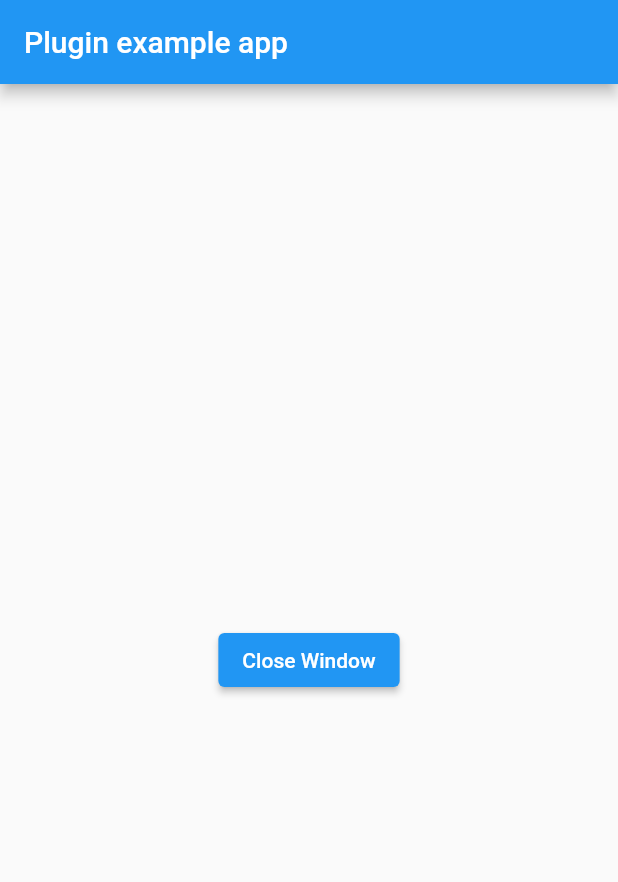
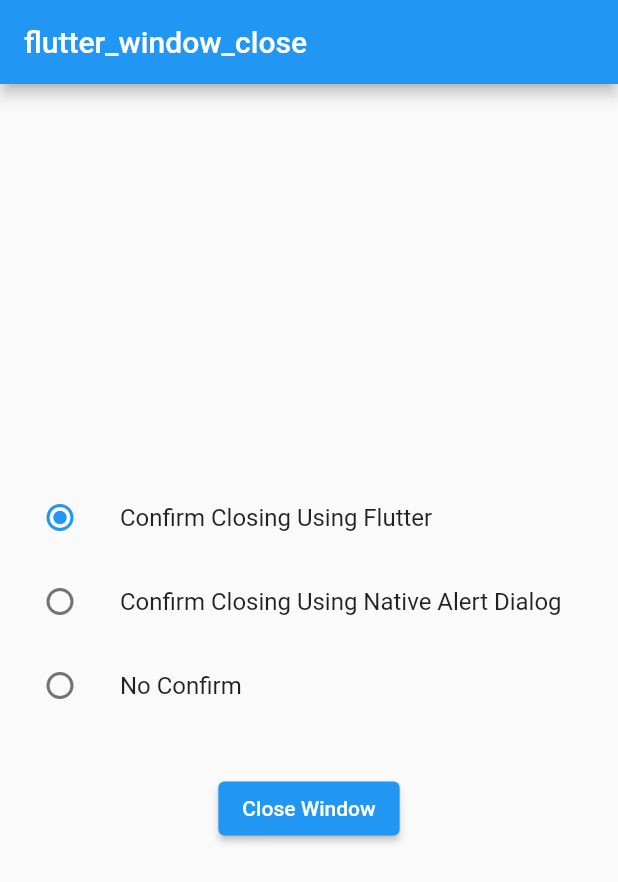
Before and after one commit to zonble/flutter_window_close, a Flutter app: the screen it shows after launch, on a phone screen of 412 x 824 dp. Shown: the top 882 px of the screen. Run offline on Flutter 3.47's test engine with Material 2 defaults, Android fonts, the light colour scheme and no system bars; missing offline and left inert: flutter_platform_alert.

Commit message:
Updates the examples.

```diff
--- a/example/lib/main.dart
+++ b/example/lib/main.dart
@@ -1,7 +1,5 @@
 import 'package:flutter/material.dart';
-import 'dart:async';
-
-import 'package:flutter/services.dart';
+import 'package:flutter_platform_alert/flutter_platform_alert.dart';
 import 'package:flutter_window_close/flutter_window_close.dart';
 
 void main() {
@@ -33,14 +31,15 @@
 
 class _MainPageState extends State<MainPage> {
   var _alertShowing = false;
+  var _index = 0;
 
   @override
   void initState() {
     super.initState();
 
     FlutterWindowClose.setWindowShouldCloseHandler(() async {
+      if (_index == 0) {
         if (_alertShowing) return false;
-
         _alertShowing = true;
 
         return await showDialog(
@@ -61,26 +60,56 @@
                           _alertShowing = false;
                         },
                         child: const Text('No'))
-              ],
+                  ]);
+            });
+      } else if (_index == 1) {
+        final result = await FlutterPlatformAlert.showCustomAlert(
+          windowTitle: "Really?",
+          text: "Do you really want to quit?",
+          positiveButtonTitle: "Quit",
+          negativeButtonTitle: "Cancel",
         );
-          });
+        return result == CustomButton.positiveButton;
+      }
+      return true;
     });
   }
 
   @override
   Widget build(BuildContext context) {
     return Scaffold(
-      appBar: AppBar(
-        title: const Text('Plugin example app'),
-      ),
+      appBar: AppBar(title: const Text('flutter_window_close')),
       body: Center(
           child: Column(
         mainAxisAlignment: MainAxisAlignment.center,
         children: [
+          ListTile(
+            leading: Radio<int>(
+              groupValue: _index,
+              value: 0,
+              onChanged: (int? value) => setState(() => _index = value ?? 0),
+            ),
+            title: const Text('Confirm Closing Using Flutter'),
+          ),
+          ListTile(
+            leading: Radio<int>(
+              groupValue: _index,
+              value: 1,
+              onChanged: (int? value) => setState(() => _index = value ?? 1),
+            ),
+            title: const Text('Confirm Closing Using Native Alert Dialog'),
+          ),
+          ListTile(
+            leading: Radio<int>(
+              groupValue: _index,
+              value: 2,
+              onChanged: (int? value) => setState(() => _index = value ?? 2),
+            ),
+            title: const Text('No Confirm'),
+          ),
+          const SizedBox(height: 30),
           ElevatedButton(
-              onPressed: () {
-                FlutterWindowClose.closeWindow();
-              },
+              onPressed: () => FlutterWindowClose.closeWindow(),
               child: const Text('Close Window')),
         ],
       )),
```
Also changed, not shown: example/pubspec.yaml (+1 -32 lines), example/pubspec.lock, 5 other files. Lines whose indentation alone changed are shown as unchanged.
